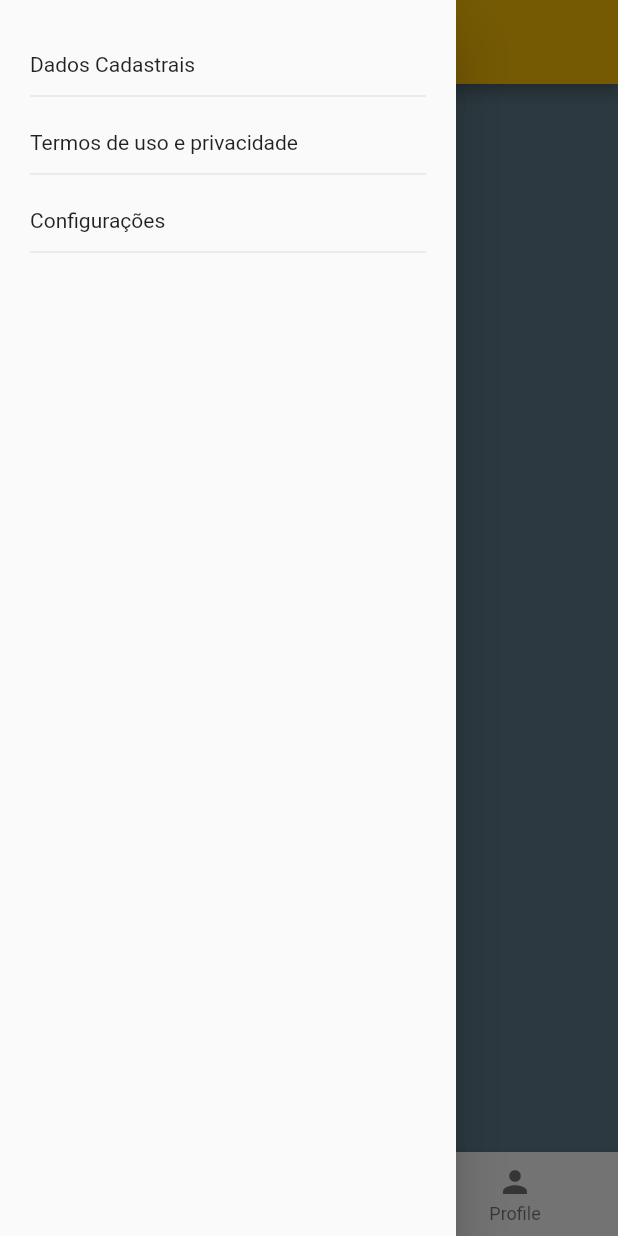
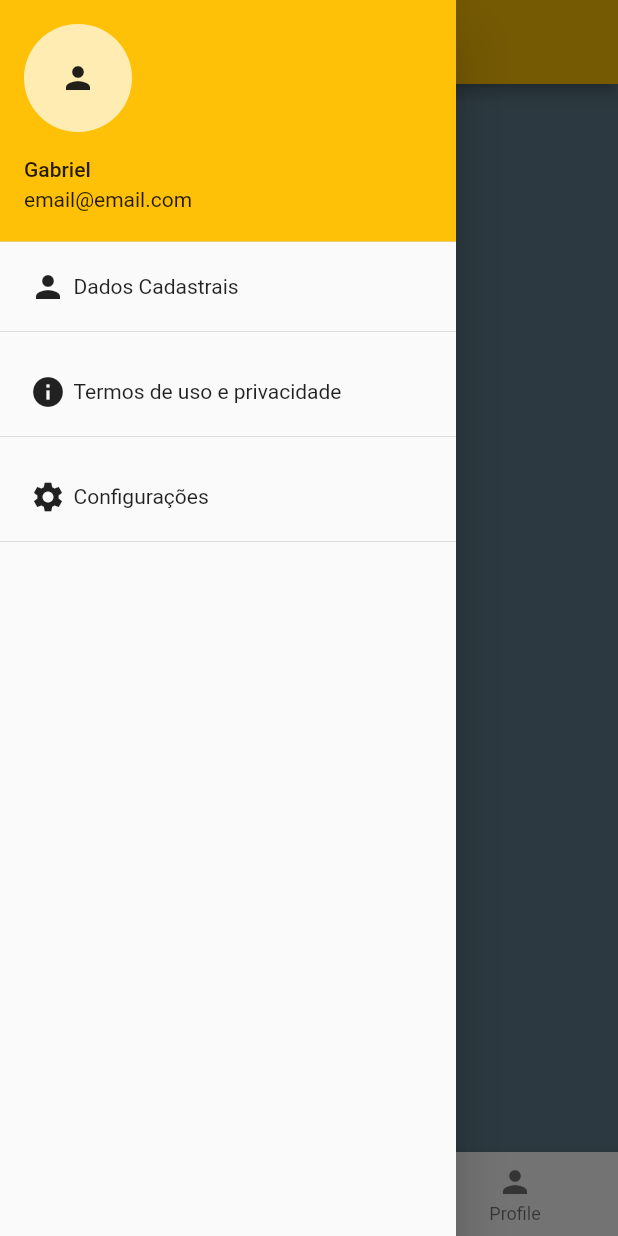
Before and after one commit to gabgaleski/flutter-start, a Flutter app: the MainPage screen opened directly, with the side drawer open, on a phone screen of 412 x 824 dp. Run offline on Flutter 3.47's test engine with Material 2 defaults, Android fonts, the phone set to English and light mode, and no system bars.

Commit message:
feat: add termos de uso

```diff
--- a/lib/pages/main_page.dart
+++ b/lib/pages/main_page.dart
@@ -1,7 +1,7 @@
-import 'package:firstapp/pages/dados_cadastrais.dart';
 import 'package:firstapp/pages/page1.dart';
 import 'package:firstapp/pages/page2.dart';
 import 'package:firstapp/pages/page3.dart';
+import 'package:firstapp/shared/widgets/custom_drawer.dart';
 import 'package:flutter/material.dart';
 
 class MainPage extends StatefulWidget {
@@ -18,47 +18,7 @@ class _MainPageState extends State<MainPage> {
   Widget build(BuildContext context) {
     return SafeArea(
       child: Scaffold(
-        drawer: Drawer(
-          child: Padding(
-            padding: const EdgeInsets.symmetric(vertical: 30, horizontal: 20),
-            child: Column(
-              crossAxisAlignment: CrossAxisAlignment.start,
-              children: [
-                InkWell(
-                  child: Container(
-                    padding: const EdgeInsets.symmetric(vertical: 5),
-                    width: double.infinity,
-                    child: const Text("Dados Cadastrais")),
-                  onTap: () {
-                    Navigator.pop(context);
-                    Navigator.push(context, MaterialPageRoute(builder: (context) => const Dados()));
-
-                  },
-                  ),
-                const Divider(),
-                const SizedBox(height: 10,),
-                                InkWell(
-                  child: Container(
-                    padding: const EdgeInsets.symmetric(vertical: 5),
-                    width: double.infinity,
-                    child: const Text("Termos de uso e privacidade")),
-                  onTap: () {},
-                  ),
-                const Divider(),
-                const SizedBox(height: 10,),
-                                InkWell(
-                  child: Container(
-                    padding: const EdgeInsets.symmetric(vertical: 5),
-                    width: double.infinity,
-                    child: const Text("Configurações")),
-                  onTap: () {},
-                  ),
-                const Divider(),
-
-              ],
-            ),
-          ),
-        ),
+        drawer: const CustomDrawer(),
         body: Column(
           children: [
             Expanded(
--- /dev/null
+++ b/lib/shared/widgets/custom_drawer.dart
@@ -0,0 +1,124 @@
+import 'package:firstapp/pages/dados_cadastrais.dart';
+import 'package:flutter/material.dart';
+
+class CustomDrawer extends StatelessWidget {
+  const CustomDrawer({super.key});
+
+  @override
+  Widget build(BuildContext context) {
+    return Drawer(
+      child: Column(
+        crossAxisAlignment: CrossAxisAlignment.start,
+        children: [
+          InkWell(
+            onTap: () {
+              showModalBottomSheet(
+                  shape: RoundedRectangleBorder(
+                    borderRadius: BorderRadius.circular(10),
+                  ),
+                  context: context,
+                  builder: (BuildContext bc) {
+                    return Wrap(
+                      children: [
+                        ListTile(
+                          leading: const Icon(Icons.camera_alt),
+                          title: const Text("Câmera"),
+                          onTap: () {
+                            Navigator.pop(context);
+                          },
+                        ),
+                        ListTile(
+                          leading: const Icon(Icons.photo),
+                          title: const Text("Galeria"),
+                          onTap: () {
+                            Navigator.pop(context);
+                          },
+                        ),
+                      ],
+                    );
+                  });
+            },
+            child: const UserAccountsDrawerHeader(
+                currentAccountPicture: CircleAvatar(
+                  child: Icon(Icons.person),
+                ),
+                accountName: Text("Gabriel"),
+                accountEmail: Text("email@email.com")),
+          ),
+          InkWell(
+            child: Container(
+                padding:
+                    const EdgeInsets.symmetric(vertical: 10, horizontal: 20),
+                width: double.infinity,
+                child: const Row(
+                  children: [
+                    Icon(Icons.person),
+                    SizedBox(
+                      width: 5,
+                    ),
+                    Text("Dados Cadastrais"),
+                  ],
+                )),
+            onTap: () {
+              Navigator.pop(context);
+              Navigator.push(context,
+                  MaterialPageRoute(builder: (context) => const Dados()));
+            },
+          ),
+          const Divider(),
+          const SizedBox(
+            height: 10,
+          ),
+          InkWell(
+            child: Container(
+                padding:
+                    const EdgeInsets.symmetric(vertical: 10, horizontal: 20),
+                width: double.infinity,
+                child: const Row(
+                  children: [
+                    Icon(Icons.info),
+                    SizedBox(
+                      width: 5,
+                    ),
+                    Text("Termos de uso e privacidade"),
+                  ],
+                )),
+            onTap: () {
+              showModalBottomSheet(
+                  context: context,
+                  builder: (BuildContext bc) {
+                    return Container(
+                        child: Text(
+                      'Lorem Ipsum is simply dummy text of the printing and typesetting industry. Lorem Ipsum has been the industrys standard dummy text ever since the 1500s, when an unknown printer took a galley of type and scrambled it to make a type specimen book. It has survived not only five centuries, but also the leap into electronic',
+                      style: TextStyle(fontSize: 16),
+                      textAlign: TextAlign.justify,
+                    ));
+                  });
+            },
+          ),
+          const Divider(),
+          const SizedBox(
+            height: 10,
+          ),
+          InkWell(
+            child: Container(
+                padding:
+                    const EdgeInsets.symmetric(vertical: 10, horizontal: 20),
+                width: double.infinity,
+                child: const Row(
+                  children: [
+                    Icon(Icons.settings),
+                    SizedBox(
+                      width: 5,
+                    ),
+                    Text("Configurações"),
+                  ],
+                )),
+            onTap: () {},
+          ),
+          const Divider(),
+        ],
+      ),
+    );
+  }
+}
```
